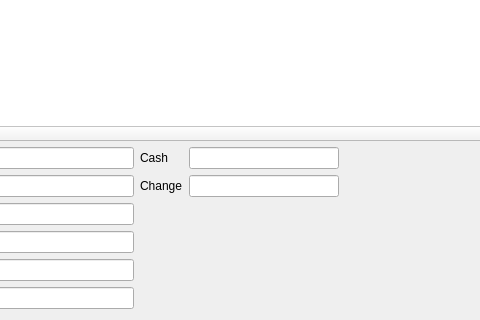
This is Forms/c5saledoc.ui in End1-1/Cafe5 as Qt 5 draws it before an edit; both pictures show x 119 to 599 and y 309 to 629 of the 1150 by 629 pixel window. The edited form follows.
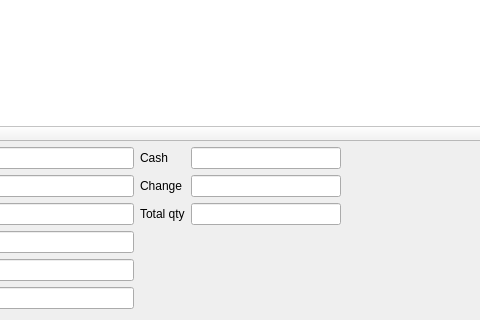
This is the edited form. Icons and pictures are not drawn. Custom widgets are drawn as their Qt base class.

```diff
--- a/Forms/c5saledoc.ui
+++ b/Forms/c5saledoc.ui
@@ -874,6 +874,23 @@
         </layout>
        </widget>
       </item>
+      <item row="3" column="2">
+       <widget class="QLabel" name="label_25">
+        <property name="text">
+         <string>Total qty</string>
+        </property>
+       </widget>
+      </item>
+      <item row="3" column="3">
+       <widget class="C5LineEdit" name="leTotalQty">
+        <property name="maximumSize">
+         <size>
+          <width>150</width>
+          <height>16777215</height>
+         </size>
+        </property>
+       </widget>
+      </item>
      </layout>
     </widget>
    </item>
@@ -885,26 +902,26 @@
    <extends>QLineEdit</extends>
    <header location="global">c5lineedit.h</header>
   </customwidget>
-  <customwidget>
-   <class>C5LineEditWithSelector</class>
-   <extends>QLineEdit</extends>
-   <header location="global">c5lineeditwithselector.h</header>
-  </customwidget>
   <customwidget>
    <class>C5DateEdit</class>
    <extends>QLineEdit</extends>
    <header location="global">c5dateedit.h</header>
   </customwidget>
   <customwidget>
-   <class>C5TableWidget</class>
-   <extends>QTableWidget</extends>
-   <header location="global">c5tablewidget.h</header>
+   <class>C5LineEditWithSelector</class>
+   <extends>QLineEdit</extends>
+   <header location="global">c5lineeditwithselector.h</header>
   </customwidget>
   <customwidget>
    <class>C5ComboBox</class>
    <extends>QComboBox</extends>
    <header location="global">c5combobox.h</header>
   </customwidget>
+  <customwidget>
+   <class>C5TableWidget</class>
+   <extends>QTableWidget</extends>
+   <header location="global">c5tablewidget.h</header>
+  </customwidget>
  </customwidgets>
  <tabstops>
   <tabstop>leDocnumber</tabstop>
```
Left out of the diff: 1 changed line with no effect on the pictures.
